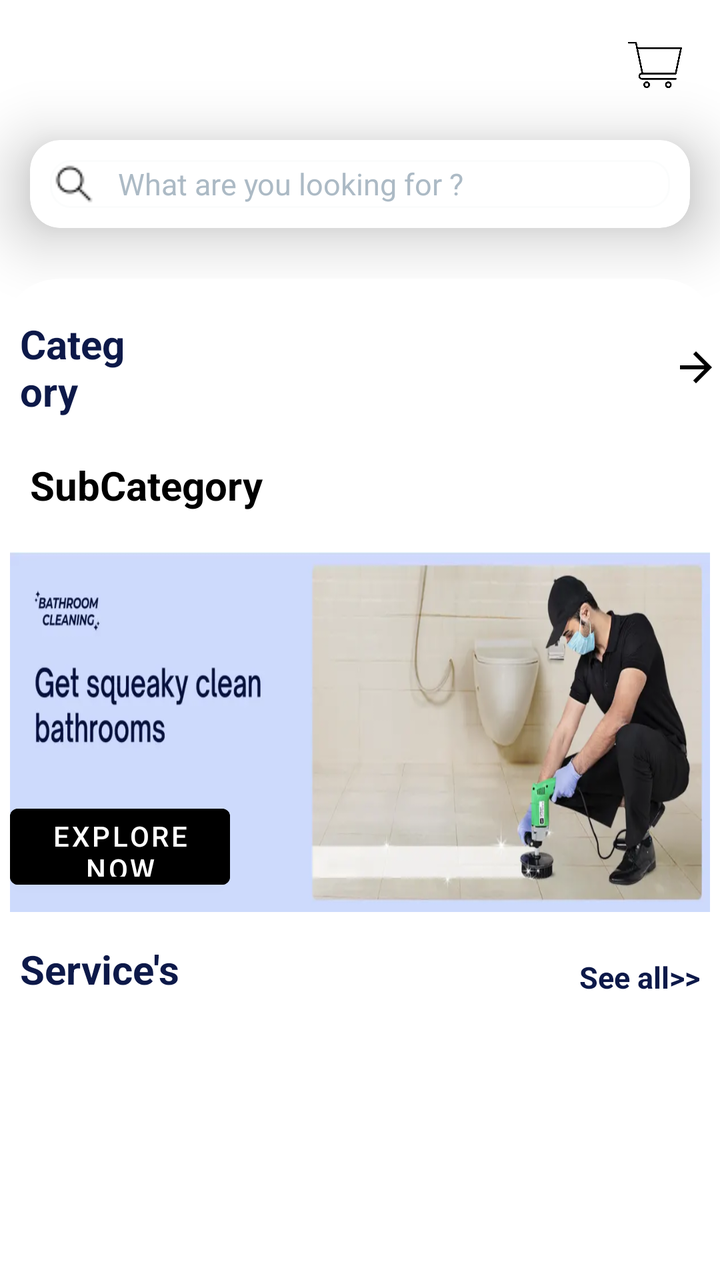
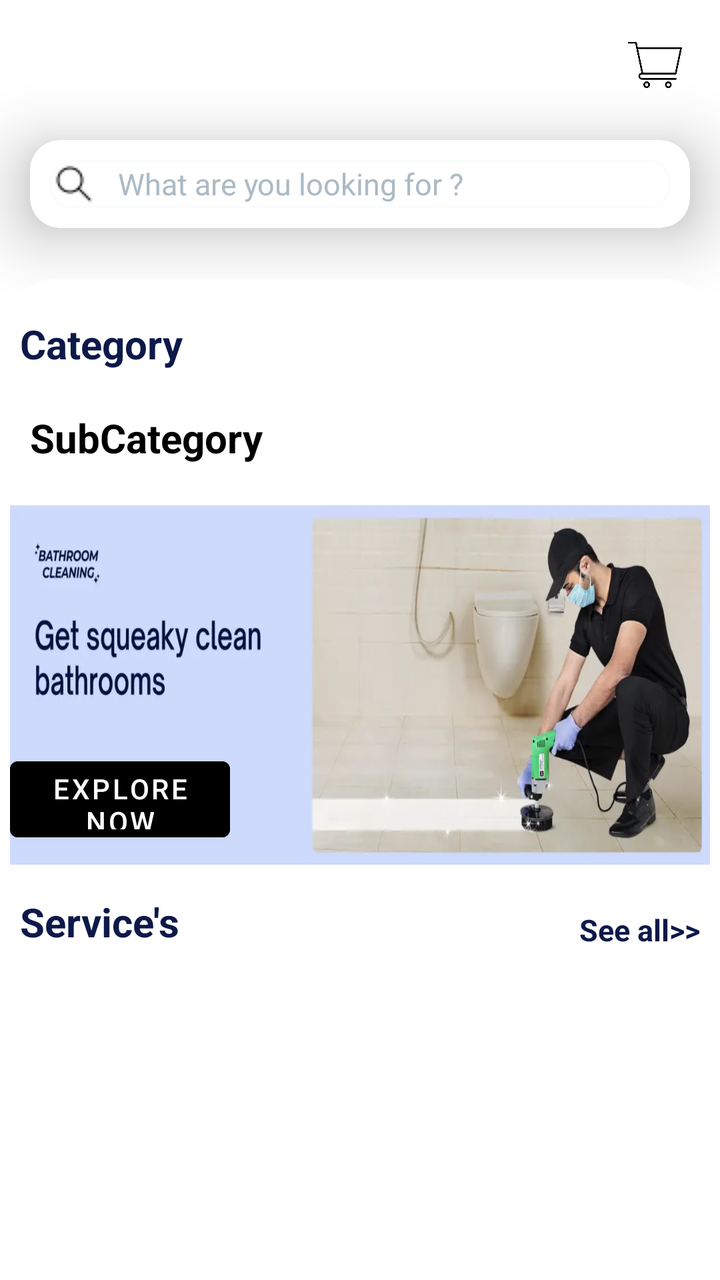

Compare the two renders of this Android layout. The source of the first and the diff that turns it into the second are given below.
<!-- AndroidManifest.xml: application theme Theme.UrabanApp -->
<!-- res/layout/fragment_home.xml -->
<?xml version="1.0" encoding="utf-8"?>
<androidx.core.widget.NestedScrollView xmlns:android="http://schemas.android.com/apk/res/android"
    xmlns:tools="http://schemas.android.com/tools"
    android:layout_width="match_parent"
    android:layout_height="match_parent"
    xmlns:app="http://schemas.android.com/apk/res-auto"
    android:orientation="vertical"

    tools:context=".fragment.HomeFragment">
    <LinearLayout
        android:layout_width="match_parent"
        android:layout_height="match_parent"
        android:orientation="vertical">



<LinearLayout
    android:layout_width="match_parent"
    android:layout_height="wrap_content"

    android:background="@color/white"

    android:orientation="vertical">
















    <RelativeLayout
        android:layout_width="match_parent"
        android:layout_height="wrap_content"
        >

        <TextView
            android:id="@+id/tvuser"
            android:layout_width="wrap_content"
            android:layout_height="wrap_content"
            android:textColor="@color/black"
            android:textStyle="bold"
            android:textSize="17sp"
            android:layout_marginLeft="15dp"
            android:layout_marginBottom="5dp"
            android:layout_marginTop="15dp"
            />

            <ImageView
                android:id="@+id/imgcart"
                android:layout_width="35dp"
                android:layout_height="35dp"
                android:src="@mipmap/cart3"
                android:layout_alignParentEnd="true"
                android:layout_marginBottom="5dp"
                android:layout_marginTop="15dp"
                android:layout_marginRight="15dp"
                android:contentDescription="Cart Icon"/>
        </RelativeLayout>

    <androidx.cardview.widget.CardView
        android:layout_width="match_parent"
        android:layout_height="wrap_content"
        android:layout_margin="15dp"
        app:cardCornerRadius="15dp"
        app:cardElevation="20dp">

    <AutoCompleteTextView
        android:layout_width="match_parent"
        android:layout_height="wrap_content"
        android:textColorHint="#acbac5"
        android:hint="What are you looking for ?"
        android:layout_margin="10dp"
        android:textColor="@color/black"
        android:id="@+id/etsearch"
        android:background="@drawable/css"
        android:textSize="15dp"
        android:drawableStart="@drawable/search"
        android:drawablePadding="10dp"/>

    </androidx.cardview.widget.CardView>























    















    <androidx.viewpager2.widget.ViewPager2
        android:id="@+id/viewPager"
        android:layout_width="match_parent"
        android:layout_height="wrap_content"
        android:layout_marginBottom="30dp"
        android:clipToPadding="false"
        android:clipChildren="false"
        android:paddingStart="60dp"
        android:paddingEnd="60dp"/>


</LinearLayout>
    <LinearLayout
        android:layout_width="match_parent"
        android:layout_height="wrap_content"
        android:background="@drawable/sh"
        android:layout_marginTop="-20dp"
        android:gravity="center"
        android:orientation="vertical">



        <TextView
            android:layout_width="wrap_content"
            android:layout_height="wrap_content"
            android:text=""/>



        <TextView
            android:id="@+id/tvSeeCat"
            android:layout_width="wrap_content"
            android:layout_height="wrap_content"
            android:text="Category"
            android:drawableEnd="@drawable/baseline_arrow_forward_black"
            android:drawablePadding="270dp"
            android:layout_gravity="start"
            android:textSize="20sp"
            android:textColor="@color/primary"
            android:textStyle="bold"
            android:layout_marginLeft="10dp"
            />




        <androidx.recyclerview.widget.RecyclerView
            android:id="@+id/rcylCat"
            android:layout_width="match_parent"
            android:layout_height="wrap_content"
            android:layout_marginTop="10dp">


        </androidx.recyclerview.widget.RecyclerView>




































































































        <TextView
            android:layout_width="match_parent"
            android:layout_height="wrap_content"
            android:text="SubCategory"
            android:textColor="@color/black"
            android:layout_marginTop="10dp"
            android:textSize="20sp"
            android:textStyle="bold"
            android:layout_marginLeft="10dp"/>
        <androidx.recyclerview.widget.RecyclerView
            android:id="@+id/rcylSub"
            android:layout_width="match_parent"
            android:layout_height="wrap_content"
            android:layout_marginTop="15dp"/>







        <RelativeLayout
            android:layout_width="match_parent"
            android:layout_height="180dp"
            android:layout_margin="5dp"

            android:background="@mipmap/banner"
            android:layout_marginTop="10dp"
            android:gravity="center"
            android:orientation="vertical">

            <Button
                android:id="@+id/btnexplore"
                android:layout_width="150dp"
                android:layout_height="50dp"
                android:backgroundTint="@color/black"
                android:layout_marginTop="115dp"
                android:layout_marginRight="240dp"
                android:text="Explore Now">

            </Button>


        </RelativeLayout>

        <TextView
            android:layout_width="wrap_content"
            android:layout_height="wrap_content"
            android:text="Service's"
            android:textStyle="bold"
            android:textSize="20sp"
            android:layout_marginLeft="10dp"
            android:layout_marginTop="10dp"
            android:textColor="@color/primary"
            android:layout_gravity="start"/>

        <TextView
            android:id="@+id/seall"
            android:layout_width="wrap_content"
            android:layout_height="wrap_content"
            android:text="See all>>"
            android:layout_marginEnd="10dp"
            android:textStyle="bold"
            android:textSize="15sp"
            android:layout_marginLeft="300dp"
            android:textColor="@color/primary"
            android:layout_gravity="end"
            android:layout_marginTop="-20dp"/>
        <androidx.recyclerview.widget.RecyclerView
            android:id="@+id/rcylProd"
            android:layout_width="match_parent"
            android:layout_height="250dp"
            android:layout_marginTop="10dp"
            >


        </androidx.recyclerview.widget.RecyclerView>











        <androidx.recyclerview.widget.RecyclerView
            android:layout_width="match_parent"
            android:layout_height="200dp"
            android:layout_marginTop="10dp"/>


    </LinearLayout>
    </LinearLayout>
</androidx.core.widget.NestedScrollView>
<!-- resources referenced by this layout -->
<resources>
  <color name="black">#FF000000</color>
  <color name="primary">#0D1949</color>
  <color name="white">#FFFFFFFF</color>
  <!-- drawable baseline_arrow_forward_black (drawable) -->
  <vector xmlns:android="http://schemas.android.com/apk/res/android" android:autoMirrored="true" android:height="24dp" android:tint="@color/black" android:viewportHeight="24" android:viewportWidth="24" android:width="24dp">
        
      <path android:fillColor="@android:color/white" android:pathData="M12,4l-1.41,1.41L16.17,11H4v2h12.17l-5.58,5.59L12,20l8,-8z"/>
      
  </vector>
  <!-- drawable css (drawable) -->
  <?xml version="1.0" encoding="utf-8"?>
  <shape xmlns:android="http://schemas.android.com/apk/res/android">
  
      <corners android:radius="10dp"/>
  
      <solid android:color="@color/white"/>
  
      <stroke android:width="1dp"
          android:color="#fbfcfc"/>
  </shape>
  <!-- drawable search: png bitmap (drawable, 409 bytes) -->
  <!-- drawable sh (drawable) -->
  <?xml version="1.0" encoding="utf-8"?>
  <shape xmlns:android="http://schemas.android.com/apk/res/android"
  
      android:shape="rectangle">
  
  
      <solid
          android:color="@color/white">
  
      </solid>
  
      <corners
          android:topRightRadius="30dp"
          android:topLeftRadius="30dp">
      </corners>
  </shape>
  <!-- mipmap banner: jpg bitmap (mipmap-hdpi, 244569 bytes) -->
  <!-- mipmap cart3: jpg bitmap (mipmap-hdpi, 14931 bytes) -->
  <style name="Theme.UrabanApp" parent="Theme.MaterialComponents.DayNight.NoActionBar">
          
          <item name="colorPrimary">@color/purple_500</item>
          <item name="colorPrimaryVariant">@color/purple_700</item>
          <item name="colorOnPrimary">@color/white</item>
          
          <item name="colorSecondary">@color/teal_200</item>
          <item name="colorSecondaryVariant">@color/teal_700</item>
          <item name="colorOnSecondary">@color/black</item>
          
          <item name="android:statusBarColor">?attr/colorPrimaryVariant</item>
          
      </style>
  <color name="purple_500">#FF6200EE</color>
  <color name="purple_700">#FF3700B3</color>
  <color name="teal_200">#FF03DAC5</color>
  <color name="teal_700">#FF018786</color>
</resources>

<!-- the commit's change to res/layout/fragment_home.xml (unified diff, before → after) -->
@@ -160,7 +160,7 @@
             android:layout_width="wrap_content"
             android:layout_height="wrap_content"
             android:text="Category"
-            android:drawableEnd="@drawable/baseline_arrow_forward_black"
+
             android:drawablePadding="270dp"
             android:layout_gravity="start"
             android:textSize="20sp"
@@ -368,10 +368,10 @@
 
 
 
-        <androidx.recyclerview.widget.RecyclerView
-            android:layout_width="match_parent"
-            android:layout_height="200dp"
-            android:layout_marginTop="10dp"/>
+
+
+
+
 
 
     </LinearLayout>
<!-- resource entries referenced after the edit -->
@@ -3,12 +3,6 @@
   <color name="black">#FF000000</color>
   <color name="primary">#0D1949</color>
   <color name="white">#FFFFFFFF</color>
-  <!-- drawable baseline_arrow_forward_black (drawable) -->
-  <vector xmlns:android="http://schemas.android.com/apk/res/android" android:autoMirrored="true" android:height="24dp" android:tint="@color/black" android:viewportHeight="24" android:viewportWidth="24" android:width="24dp">
-        
-      <path android:fillColor="@android:color/white" android:pathData="M12,4l-1.41,1.41L16.17,11H4v2h12.17l-5.58,5.59L12,20l8,-8z"/>
-      
-  </vector>
   <!-- drawable css (drawable) -->
   <?xml version="1.0" encoding="utf-8"?>
   <shape xmlns:android="http://schemas.android.com/apk/res/android">
